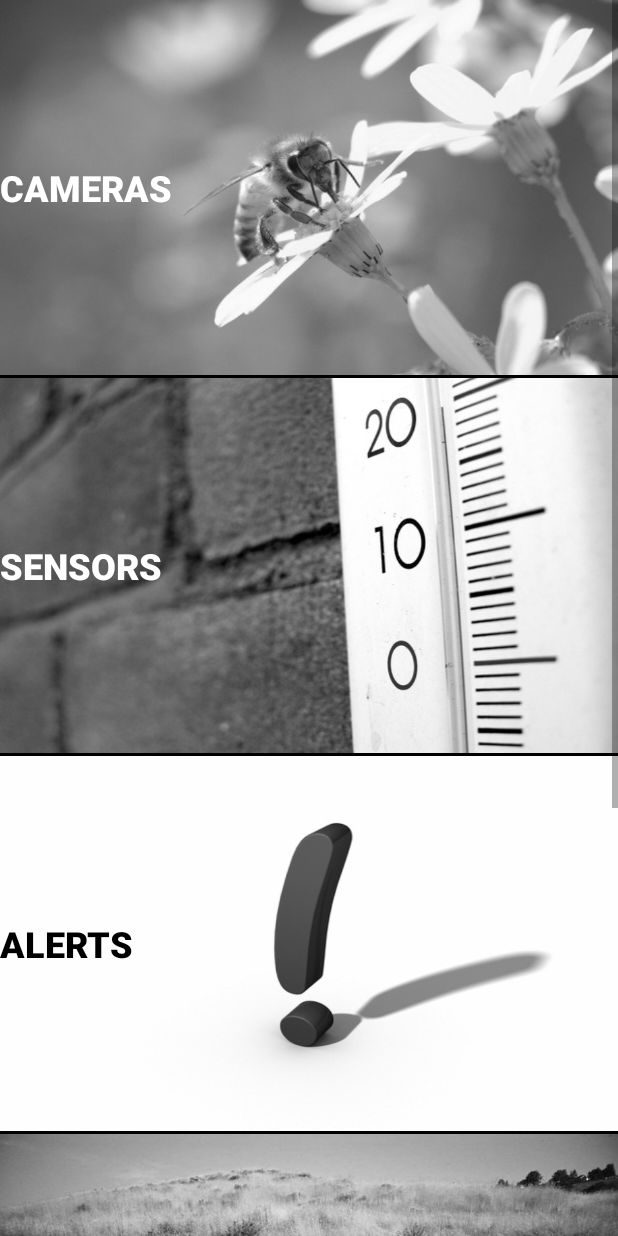
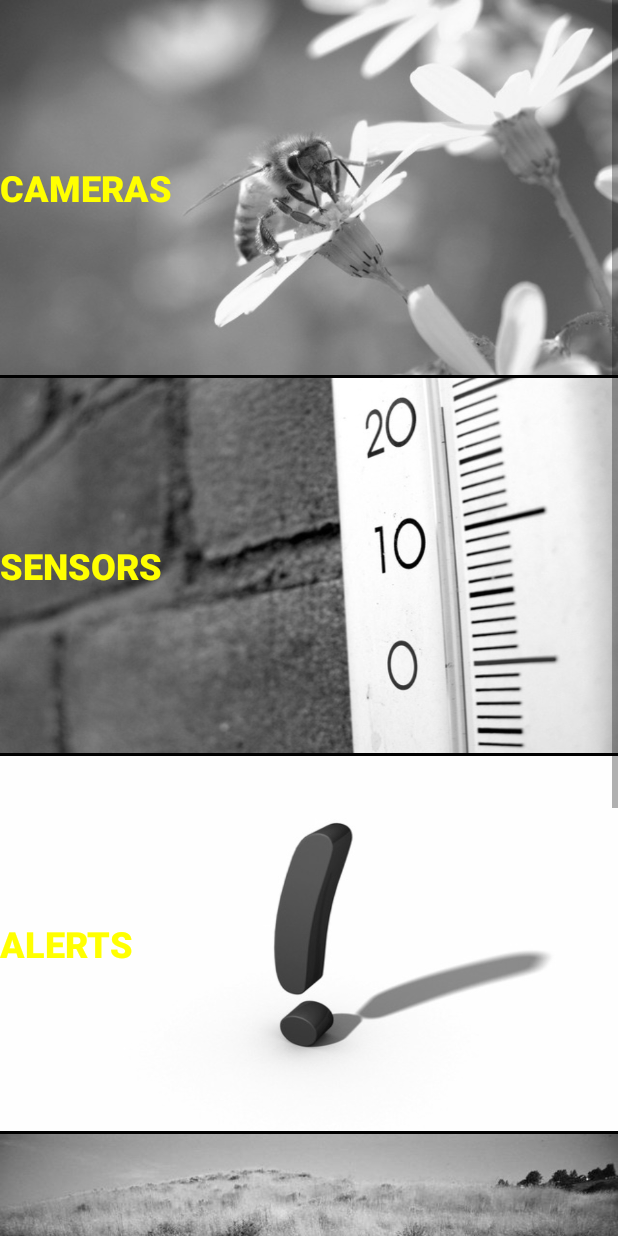
Before and after one commit to Daineish/Capstone-2019-YycBeeswax, an Android app: the WelcomeScreen screen opened directly, with no data from a screen before it, on a phone screen of 412 x 824 dp. Run offline under Robolectric (Android 15) with nearby library versions, the phone set to English and light mode, and no system bars.

Commit message:
Made stuff yellow

```diff
--- a/MobileApp/YYCbeeswaxCapstone/app/src/main/res/layout/activity_welcome.xml
+++ b/MobileApp/YYCbeeswaxCapstone/app/src/main/res/layout/activity_welcome.xml
@@ -28,7 +28,7 @@
                 android:onClick="camerasClicked"
                 android:text="Cameras"
                 android:textAlignment="viewStart"
-                android:textColor="@android:color/white"
+                android:textColor="@color/yellow"
                 android:textSize="24sp"
                 android:textStyle="bold" />
 
@@ -47,7 +47,7 @@
                 android:onClick="sensorsClicked"
                 android:text="Sensors"
                 android:textAlignment="viewStart"
-                android:textColor="@android:color/white"
+                android:textColor="@color/yellow"
                 android:textSize="24sp"
                 android:textStyle="bold" />
 
@@ -67,7 +67,7 @@
                 android:onClick="alertsClicked"
                 android:text="Alerts"
                 android:textAlignment="viewStart"
-                android:textColor="@android:color/black"
+                android:textColor="@color/yellow"
                 android:textSize="24sp"
                 android:textStyle="bold" />
 
@@ -87,7 +87,7 @@
                 android:onClick="hivesClicked"
                 android:text="Hives"
                 android:textAlignment="viewStart"
-                android:textColor="@android:color/black"
+                android:textColor="@color/yellow"
                 android:textSize="24sp"
                 android:textStyle="bold" />
 
@@ -107,7 +107,7 @@
                 android:onClick="stClicked"
                 android:text="Stakeholders"
                 android:textAlignment="viewStart"
-                android:textColor="@android:color/white"
+                android:textColor="@color/yellow"
                 android:textSize="24sp"
                 android:textStyle="bold" />
 
```
